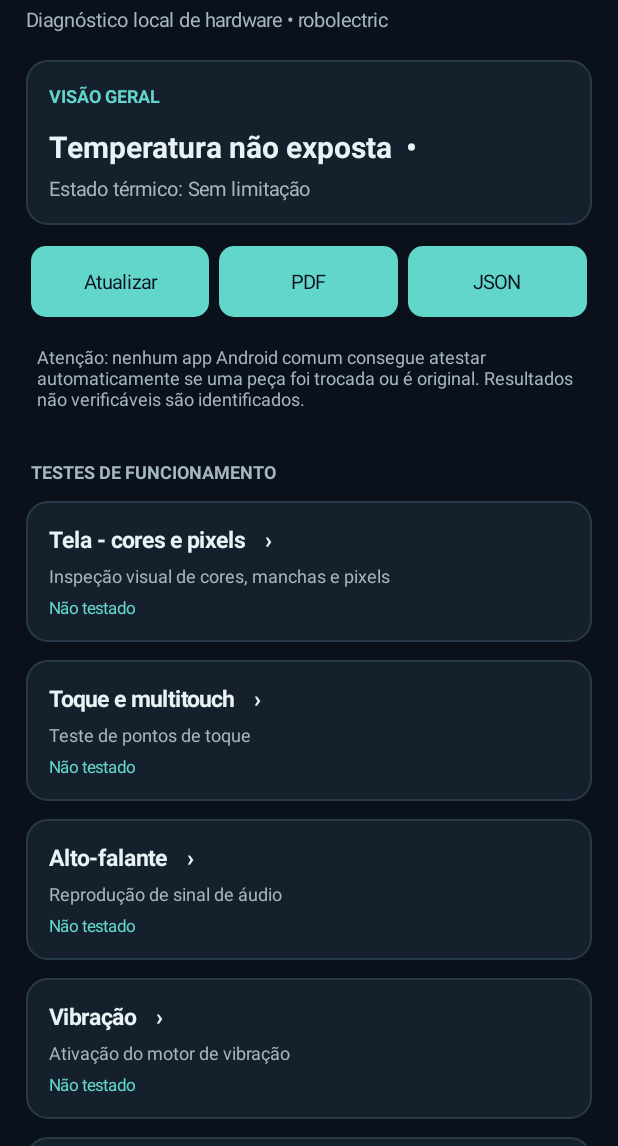
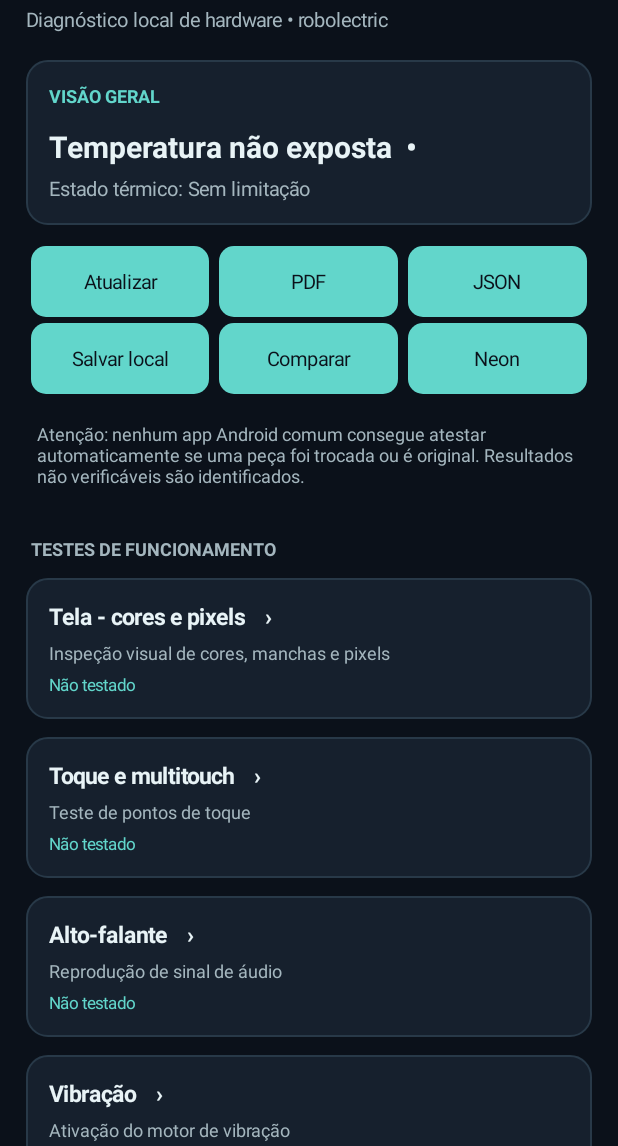
Before and after one commit to ConexaoStreet/CPU-Z-Android, an Android app: the screen it shows after launch (MainActivity), after a tap on "PDF", on a phone screen of 412 x 824 dp, the part 90-1236 px from its top. Run offline under Robolectric (Android 15) with nearby library versions, the phone set to English and light mode, and no system bars.

Commit message:
Integrar diagnósticos avançados, histórico local e sincronização Neon opt-in

```diff
--- a/app/src/main/java/com/conexaostreet/cpuzandroid/MainActivity.java
+++ b/app/src/main/java/com/conexaostreet/cpuzandroid/MainActivity.java
@@ -63,6 +63,7 @@ public class MainActivity extends Activity {
         "Microfone","Câmera","Lanterna / flash","GPS","Acelerômetro","Botões de volume","Porta de carregamento"};
     private LinkedHashMap<String,LinkedHashMap<String,String>> snapshot;
     private SharedPreferences prefs;
+    private CloudClient cloud;
     private LinearLayout body;
     private String flashId=null;
     private CameraManager flashManager=null;
@@ -71,6 +72,7 @@ public class MainActivity extends Activity {
         super.onCreate(b);
         getWindow().setStatusBarColor(BG);getWindow().setNavigationBarColor(BG);
         prefs=getSharedPreferences("diagnostics",MODE_PRIVATE);
+        cloud=new CloudClient();
         refresh();
     }
     @Override protected void onPause(){super.onPause();turnOffFlash();}
@@ -97,6 +99,12 @@ public class MainActivity extends Activity {
         buttons.addView(action("PDF",()->saveReport(REQ_PDF),1));
         buttons.addView(action("JSON",()->saveReport(REQ_JSON),1));
         body.addView(buttons);
+        LinearLayout extra=new LinearLayout(this);
+        extra.setOrientation(LinearLayout.HORIZONTAL);
+        extra.addView(action("Salvar local",()->saveLocal(),1));
+        extra.addView(action("Comparar",()->compareLocal(),1));
+        extra.addView(action("Neon",()->CloudDialog.open(this,cloud,snapshot,testResults()),1));
+        body.addView(extra);
         TextView caution=label("Atenção: nenhum app Android comum consegue atestar automaticamente se uma peça foi trocada ou é original. Resultados não verificáveis são identificados.",12,MUTED,false);
         caution.setPadding(dp(7),dp(16),dp(7),dp(14));body.addView(caution);
         sectionTitle("TESTES DE FUNCIONAMENTO");
@@ -362,6 +370,16 @@ public class MainActivity extends Activity {
         intent.putExtra(Intent.EXTRA_TITLE,"CPUZ_diagnostico_"+suffix+(kind==REQ_PDF?".pdf":".json"));
         try{startActivityForResult(intent,kind);}catch(Exception e){info("Relatório","Seletor de arquivos indisponível: "+e.getMessage());}
     }
+    private void saveLocal(){
+        try{
+            LocalHistory.save(this,snapshot,testResults());
+            info("Histórico local","Diagnóstico salvo apenas no armazenamento privado deste aplicativo.");
+        }catch(Exception e){info("Histórico local","Não foi possível salvar: "+e.getMessage());}
+    }
+    private void compareLocal(){
+        try{info("Comparação com diagnóstico anterior",LocalHistory.summary(this,snapshot));}
+        catch(Exception e){info("Histórico local","Não foi possível comparar: "+e.getMessage());}
+    }
     private LinkedHashMap<String,String> testResults(){
         LinkedHashMap<String,String> out=new LinkedHashMap<>();
         for(String name:testNames)out.put(name,prefs.getString("test_"+name,"Não testado"));
```
